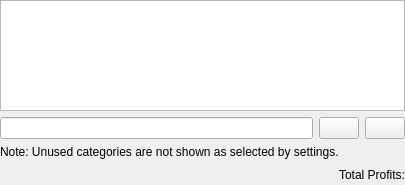
Before: the Qt Designer form kmymoney/views/kaccountsview.ui in KDE/kmymoney, drawn with Qt 5.
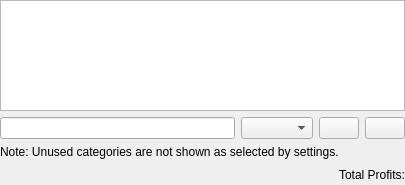
After: the same form once the commit is applied. Custom widgets are drawn as their Qt base class.

Commit message:
Added additional filter combo box to categories view
This allows to filter for unused or closed categories.

GUI:

Diff of the .ui file:
```diff
--- a/kmymoney/views/kaccountsview.ui
+++ b/kmymoney/views/kaccountsview.ui
@@ -31,6 +31,9 @@
          </property>
         </widget>
        </item>
+       <item>
+        <widget class="QComboBox" name="m_filterBox"/>
+       </item>
        <item>
         <widget class="QPushButton" name="m_collapseButton">
          <property name="toolTip">
```
Left out of the diff: 22 changed lines with no effect on the pictures. The commit also changes 6 other files.
